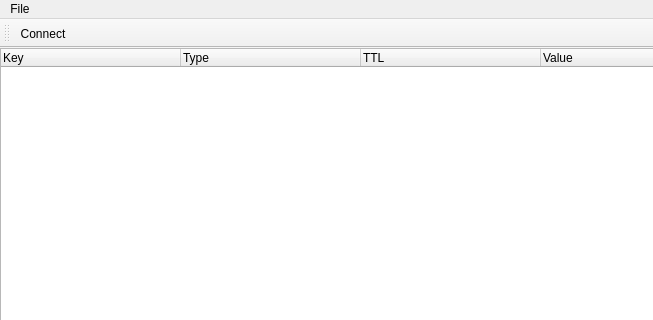
Before: the Qt Designer form qredis/ui/RedisWindow.ui in tiagocoutinho/qredis, drawn with Qt 5; both pictures show x 0 to 653 and y 0 to 320 of the 811 by 633 pixel window.
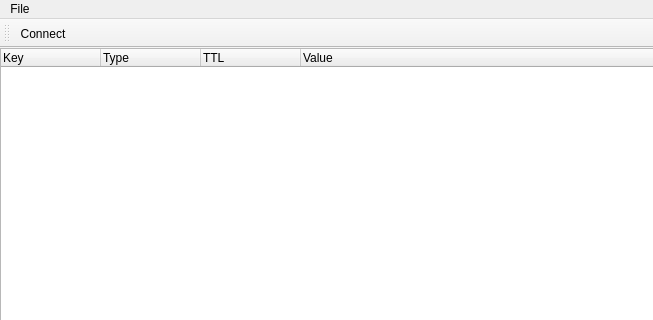
After: the same form once the commit is applied. Icons and pictures are not drawn.

```diff
--- a/qredis/ui/RedisWindow.ui
+++ b/qredis/ui/RedisWindow.ui
@@ -39,7 +39,10 @@
        <enum>QAbstractItemView::ExtendedSelection</enum>
       </property>
       <attribute name="headerDefaultSectionSize">
-       <number>180</number>
+       <number>100</number>
+      </attribute>
+      <attribute name="headerMinimumSectionSize">
+       <number>60</number>
       </attribute>
       <column>
        <property name="text">
```
Left out of the diff: 16 changed lines with no effect on the pictures.
